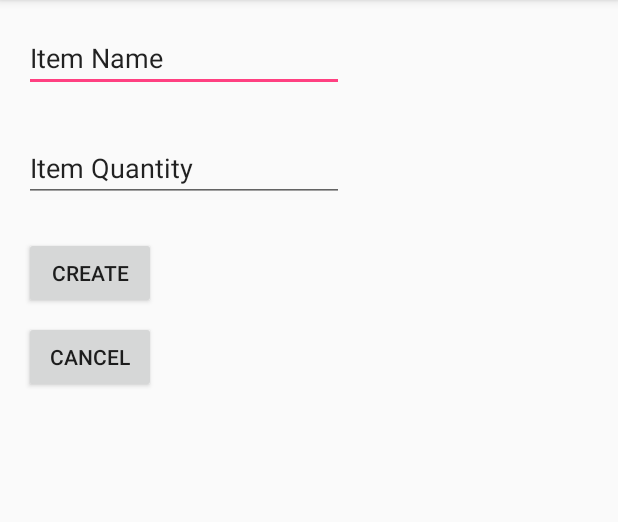
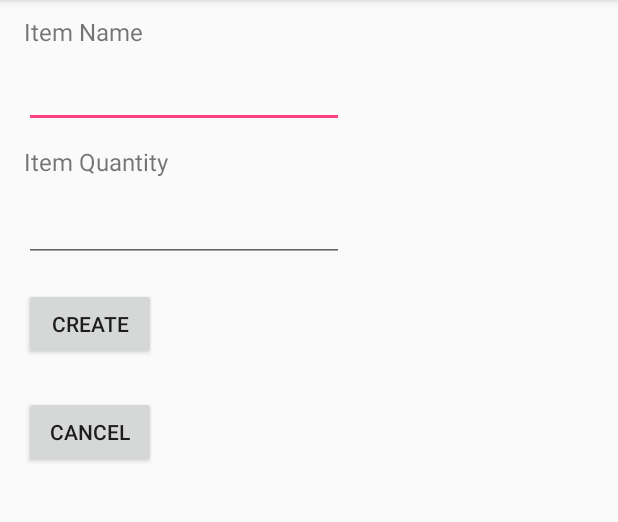
Before and after one commit to Apps5Good/InventoryApp, an Android app: the CreateItem screen opened directly, with no data from a screen before it, on a phone screen of 412 x 824 dp, the part 84-606 px from its top. Run offline under Robolectric (Android 15) with nearby library versions, the phone set to English and light mode, and no system bars; our stand-ins replace Room's generated code.

Commit message:
Fixing that annoying thing with the text

```diff
--- a/app/build.gradle
+++ b/app/build.gradle
@@ -20,6 +20,7 @@ android {
 
 dependencies {
     implementation fileTree(dir: 'libs', include: ['*.jar'])
+    //noinspection GradleCompatible
     implementation 'com.android.support:appcompat-v7:26.1.0'
     implementation 'com.android.support.constraint:constraint-layout:1.0.2'
     testImplementation 'junit:junit:4.12'
@@ -29,4 +30,5 @@ dependencies {
     implementation 'com.android.support:recyclerview-v7:26.1.0'
     implementation "android.arch.persistence.room:runtime:1.0.0-rc1"
     annotationProcessor "android.arch.persistence.room:compiler:1.0.0-rc1"
+
 }
--- a/app/src/main/res/layout/activity_create_item.xml
+++ b/app/src/main/res/layout/activity_create_item.xml
@@ -12,10 +12,9 @@
         android:layout_height="wrap_content"
         android:layout_marginStart="16dp"
         android:layout_marginLeft="16dp"
-        android:layout_marginTop="16dp"
+        android:layout_marginTop="40dp"
         android:ems="10"
         android:inputType="textPersonName"
-        android:text="@string/item_name"
         app:layout_constraintStart_toStartOf="parent"
         app:layout_constraintTop_toTopOf="parent" />
 
@@ -25,7 +24,7 @@
         android:layout_height="wrap_content"
         android:layout_marginStart="16dp"
         android:layout_marginLeft="16dp"
-        android:layout_marginTop="158dp"
+        android:layout_marginTop="192dp"
         android:text="@string/create_item"
         app:layout_constraintStart_toStartOf="parent"
         app:layout_constraintTop_toTopOf="parent" />
@@ -40,11 +39,10 @@
         android:layout_marginTop="28dp"
         android:ems="10"
         android:inputType="number"
-        android:text="@string/item_quantity"
         app:layout_constraintBottom_toTopOf="@+id/saveItem"
         app:layout_constraintStart_toStartOf="parent"
         app:layout_constraintTop_toBottomOf="@+id/itemName"
-        app:layout_constraintVertical_bias="0.0" />
+        app:layout_constraintVertical_bias="0.625" />
 
     <Button
         android:id="@+id/cancelButton"
@@ -52,10 +50,39 @@
         android:layout_height="wrap_content"
         android:layout_marginStart="16dp"
         android:layout_marginLeft="16dp"
-        android:layout_marginTop="8dp"
+        android:layout_marginTop="24dp"
         android:onClick="toInventory"
         android:text="@android:string/cancel"
         app:layout_constraintStart_toStartOf="parent"
         app:layout_constraintTop_toBottomOf="@+id/saveItem" />
 
+    <TextView
+        android:id="@+id/nameText"
+        android:layout_width="wrap_content"
+        android:layout_height="wrap_content"
+        android:layout_marginBottom="8dp"
+        android:layout_marginStart="16dp"
+        android:layout_marginLeft="16dp"
+        android:layout_marginTop="8dp"
+        android:text="@string/item_name"
+        android:textSize="16sp"
+        app:layout_constraintBottom_toTopOf="@+id/itemName"
+        app:layout_constraintStart_toStartOf="parent"
+        app:layout_constraintTop_toTopOf="parent"
+        app:layout_constraintVertical_bias="1.0" />
+
+    <TextView
+        android:id="@+id/Item_Quantity"
+        android:layout_width="wrap_content"
+        android:layout_height="wrap_content"
+        android:layout_marginBottom="8dp"
+        android:layout_marginStart="16dp"
+        android:layout_marginLeft="16dp"
+        android:layout_marginTop="8dp"
+        android:text="@string/item_quantity"
+        android:textSize="16sp"
+        app:layout_constraintBottom_toTopOf="@+id/itemQuantity"
+        app:layout_constraintStart_toStartOf="parent"
+        app:layout_constraintTop_toBottomOf="@+id/itemName" />
+
 </android.support.constraint.ConstraintLayout>
--- a/app/src/main/res/raw/modelreceipt.txt
+++ b/app/src/main/res/raw/modelreceipt.txt
@@ -1,5 +1 @@
-Wooden planks
-PVC pipes
-Philip's screwdriver
-Other screwdriver
-1/4'' nail
+Insert your list here:
```
Also changed, not shown: app/src/main/res/layout/activity_inventory_display.xml (+5 -5 lines).
